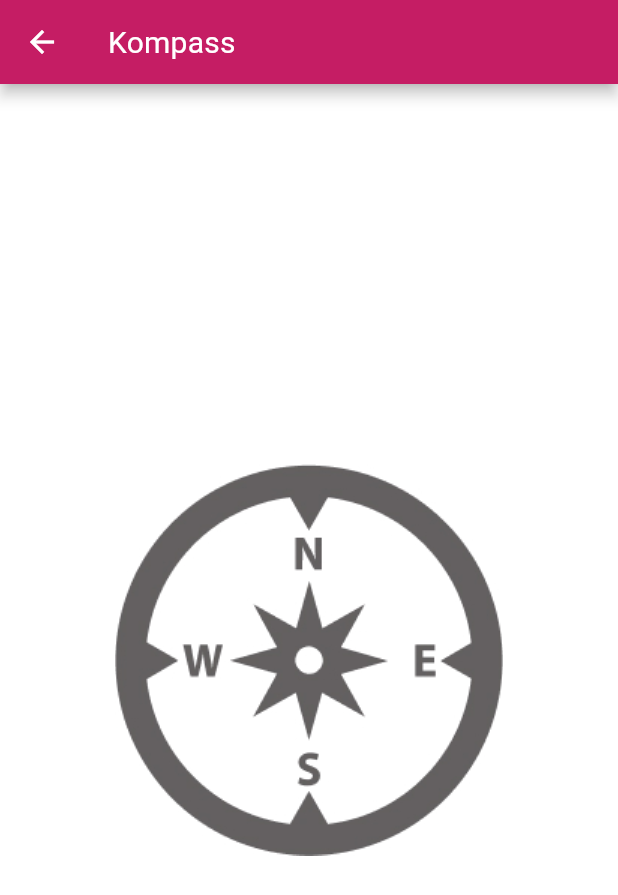
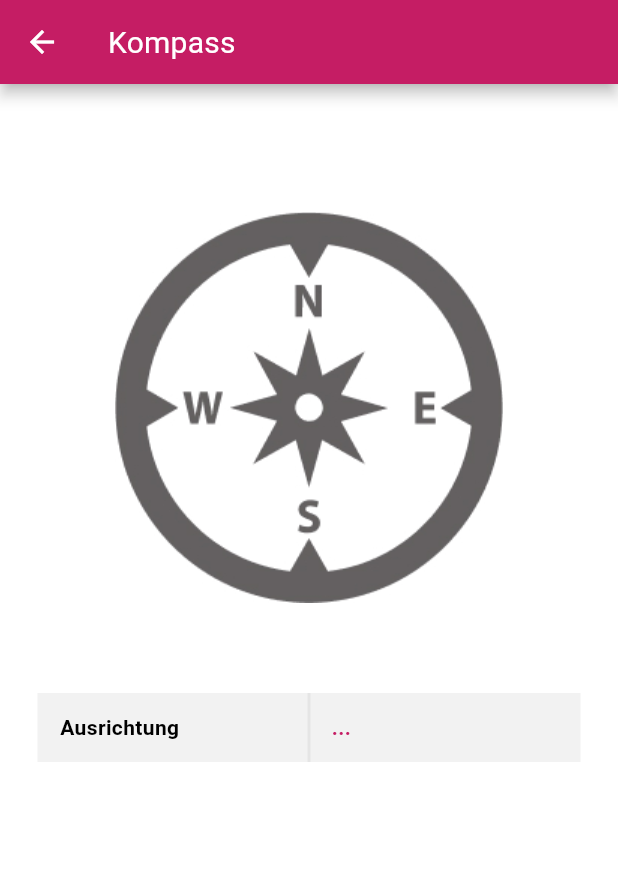
Before and after one commit to hraschan/flutter_sensor_libary_app, a Flutter app: the KompassRoute screen opened directly, on a phone screen of 412 x 824 dp. Shown: the top 895 px of the screen. Run offline on Flutter 3.47's test engine with Material 2 defaults, Android fonts, the phone set to English and light mode, and no system bars; our stand-ins replace flutter_map, latlong2, weather_icons; missing offline and left inert: sensor_library.

Commit message:
Updated Kompass with Ausrichtung

```diff
--- a/lib/routes/kompass_route.dart
+++ b/lib/routes/kompass_route.dart
@@ -1,4 +1,6 @@
 import 'package:flutter/material.dart';
+import 'package:sensor_libary_test_app/themes/custom_colors.dart';
+import 'package:sensor_library/models/return_types/direction.dart';
 import 'package:sensor_library/models/value_interpret/position.dart';
 
 class KompassRoute extends StatefulWidget {
@@ -11,14 +13,22 @@ class KompassRoute extends StatefulWidget {
 class _KompassRouteState extends State<KompassRoute> {
   late Position position;
   double direction = 0;
+  String currentDirection = "...";
 
   @override
   void initState() {
     super.initState();
+
     position = Position(inMillis: 500);
     position.getCurrentHeading().forEach((element) {
       if (mounted) {
         setState(() => {direction = element});
+      }
+    });
+
+    position.getCurrentDirection().forEach((element) {
+      if (mounted) {
+        setState(() => {currentDirection = getCurrentDirection(element)});
       }
     });
   }
@@ -26,18 +36,80 @@ class _KompassRouteState extends State<KompassRoute> {
   @override
   Widget build(BuildContext context) {
     const pi = 3.14159265359;
+    var tablePadding = const EdgeInsets.all(15.0);
+    const space = 20.0;
+
+    const tableBorder = TableBorder(
+        horizontalInside:
+            BorderSide(width: 2, color: Background, style: BorderStyle.solid),
+        verticalInside:
+            BorderSide(width: 2, color: Background, style: BorderStyle.solid));
 
     return Scaffold(
+        backgroundColor: White,
         appBar: AppBar(
           title: const Text("Kompass"),
         ),
-        body: Container(
+        body: Padding(
+            padding: const EdgeInsets.all(25.0),
+            child: Column(
+              crossAxisAlignment: CrossAxisAlignment.start,
+              mainAxisAlignment: MainAxisAlignment.start,
+              children: [
+                const SizedBox(height: space * 3),
+                Container(
                   alignment: Alignment.center,
                   color: Colors.white,
                   child: Transform.rotate(
                     angle: ((direction) * (pi / 180) * -1),
                     child: Image.asset('assets/images/compass.jpg'),
                   ),
-        ));
+                ),
+                const SizedBox(height: space * 3),
+                Table(
+                  border: tableBorder,
+                  children: [
+                    TableRow(
+                        decoration: const BoxDecoration(color: AccentWhite),
+                        children: [
+                          TableCell(
+                            child: Padding(
+                                padding: tablePadding,
+                                child: const Text('Ausrichtung',
+                                    style: TextStyle(
+                                        fontWeight: FontWeight.bold))),
+                          ),
+                          TableCell(
+                              child: Padding(
+                            padding: tablePadding,
+                            child: Text(
+                              currentDirection.toUpperCase(),
+                              style: const TextStyle(
+                                  fontWeight: FontWeight.bold,
+                                  color: PrimaryColor),
+                            ),
+                          ))
+                        ]),
+                  ],
+                ),
+              ],
+            )));
   }
 }
+
+String getCurrentDirection(Direction direction) {
+  if (direction == Direction.north) {
+    return "Norden";
+  }
+  if (direction == Direction.east) {
+    return "Osten";
+  }
+  if (direction == Direction.south) {
+    return "Süden";
+  }
+  if (direction == Direction.west) {
+    return "Westen";
+  }
+
+  return "Undefined";
+}
```
Also changed, not shown: lib/routes/geolocator_route.dart (+6 -2 lines). Lines whose indentation alone changed are shown as unchanged.
